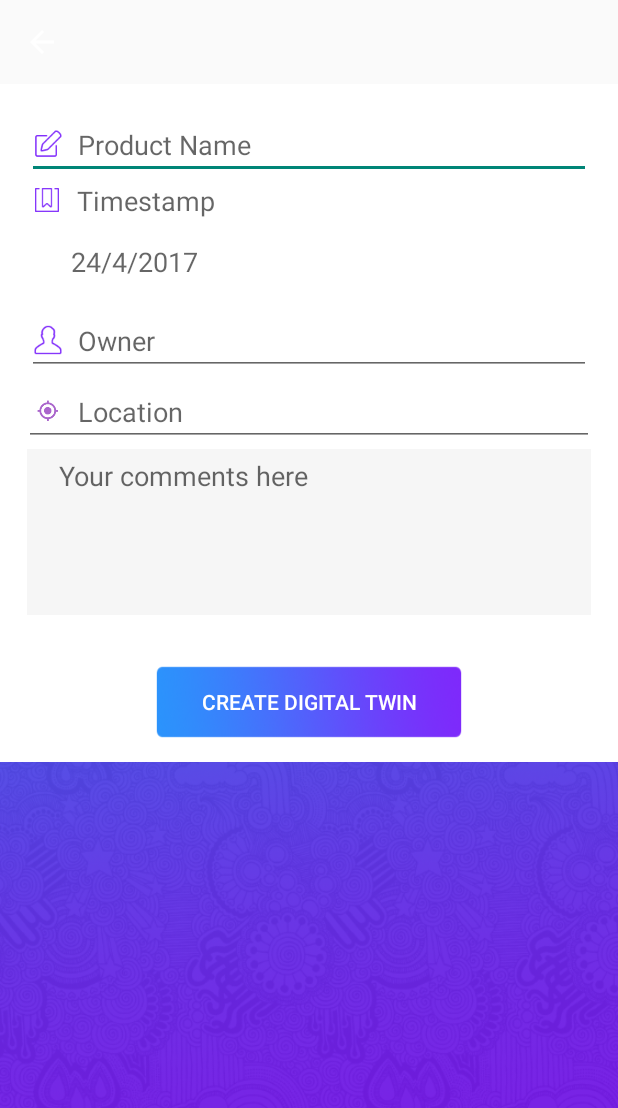
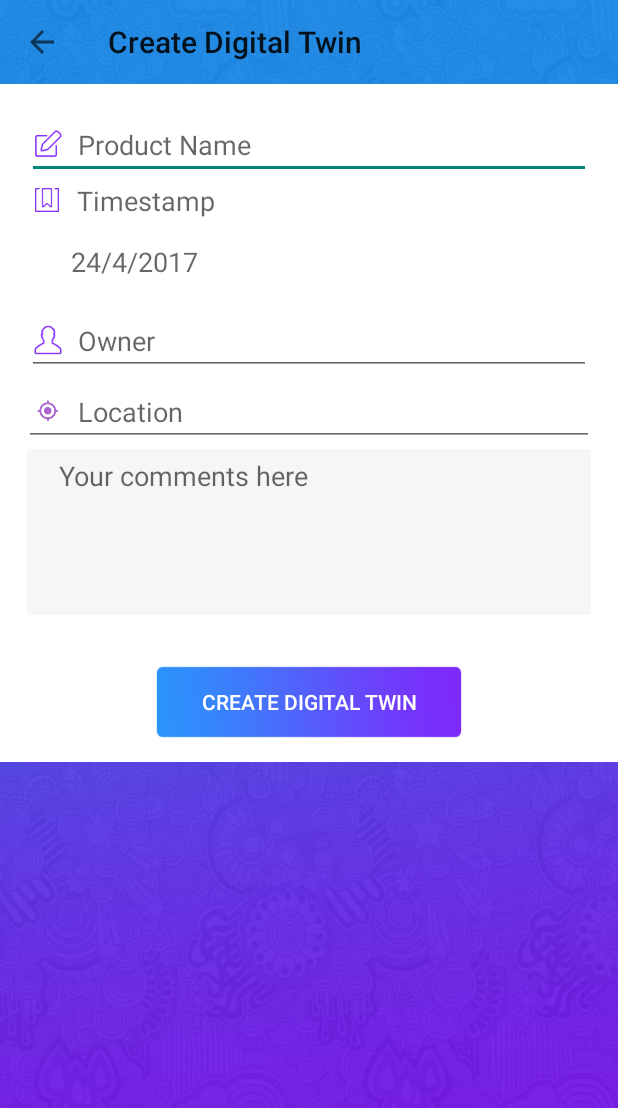
Before and after one commit to Eyliss/TwinOfThings, an Android app: the CreateDigitalTwinActivity screen opened directly, with no data from a screen before it, on a phone screen of 412 x 824 dp. Shown: the top 1108 px of the screen. Run offline under Robolectric (Android 15) with nearby library versions, the light colour scheme and no system bars.

Commit message:
Create custom toolbar design

```diff
--- a/app/build.gradle
+++ b/app/build.gradle
@@ -6,7 +6,7 @@ android {
     buildToolsVersion "25.0.2"
     defaultConfig {
         applicationId "com.twinofthings"
-        minSdkVersion 17
+        minSdkVersion 20
         targetSdkVersion 25
         versionCode 1
         versionName "1.0"
@@ -66,6 +66,8 @@ dependencies {
     compile 'commons-codec:commons-codec:1.10'
     compile 'com.android.support:design:25.3.1'
     compile 'com.android.support:support-v4:25.3.1'
+    compile "com.android.support:support-core-utils:25.3.1"
+
     compile 'com.squareup.retrofit2:retrofit:2.2.0'
     compile 'com.squareup.retrofit2:converter-gson:2.0.0'
     compile 'com.google.android.gms:play-services:10.2.6'
--- a/app/src/main/AndroidManifest.xml
+++ b/app/src/main/AndroidManifest.xml
@@ -26,7 +26,7 @@
             android:description="@string/app_name"
             android:icon="@mipmap/ic_launcher"
             android:logo="@mipmap/ic_launcher"
-            android:theme="@style/AppTheme"
+            android:theme="@style/Theme.AppCompat.Light.NoActionBar"
             tools:replace="android:allowBackup">
         <meta-data
                 android:name="io.fabric.ApiKey"
--- a/app/src/main/java/com/twinofthings/activities/CreateDigitalTwinActivity.java
+++ b/app/src/main/java/com/twinofthings/activities/CreateDigitalTwinActivity.java
@@ -22,6 +22,7 @@ import android.support.v4.app.ActivityCompat;
 import android.support.v4.app.NavUtils;
 import android.support.v4.content.ContextCompat;
 import android.support.v7.app.AppCompatActivity;
+import android.support.v7.widget.Toolbar;
 import android.view.MenuItem;
 import android.view.View;
 import android.view.Window;
@@ -66,6 +67,7 @@ public class CreateDigitalTwinActivity extends AppCompatActivity implements Goog
     private int year;
 
     private GoogleApiClient mGoogleApiClient;
+    private Toolbar mToolbar;
 
     @Override
     protected void onCreate(Bundle savedInstanceState) {
@@ -73,6 +75,9 @@ public class CreateDigitalTwinActivity extends AppCompatActivity implements Goog
         requestWindowFeature(Window.FEATURE_ACTION_BAR_OVERLAY);
 
         setContentView(R.layout.activity_create_digital_twin);
+
+        mToolbar = (Toolbar) findViewById(R.id.toolbar);
+        setSupportActionBar(mToolbar);
         getSupportActionBar().setDisplayHomeAsUpEnabled(true);
 
         publicKey = getIntent().getStringExtra(Constants.INTENT_PUB_KEY);
--- a/app/src/main/java/com/twinofthings/activities/TwinCreatedActivity.java
+++ b/app/src/main/java/com/twinofthings/activities/TwinCreatedActivity.java
@@ -8,6 +8,7 @@ import android.os.Bundle;
 import android.app.Activity;
 import android.support.v4.app.NavUtils;
 import android.support.v7.app.AppCompatActivity;
+import android.support.v7.widget.Toolbar;
 import android.view.MenuItem;
 import android.view.View;
 import android.view.Window;
@@ -20,13 +21,16 @@ public class TwinCreatedActivity extends AppCompatActivity {
 
     private Button mBackButton;
     private Button mScanTag;
+    private Toolbar mToolbar;
 
     @Override
     protected void onCreate(Bundle savedInstanceState) {
         super.onCreate(savedInstanceState);
-        requestWindowFeature(Window.FEATURE_ACTION_BAR_OVERLAY);
 
         setContentView(R.layout.activity_twin_created);
+
+        mToolbar = (Toolbar) findViewById(R.id.toolbar);
+        setSupportActionBar(mToolbar);
         getSupportActionBar().setDisplayHomeAsUpEnabled(true);
 
         mBackButton = (Button)findViewById(R.id.back_to_start);
--- a/app/src/main/res/layout/activity_create_digital_twin.xml
+++ b/app/src/main/res/layout/activity_create_digital_twin.xml
@@ -1,11 +1,23 @@
 <?xml version="1.0" encoding="utf-8"?>
-<ScrollView
+<RelativeLayout
         xmlns:android="http://schemas.android.com/apk/res/android"
         android:layout_width="match_parent"
+        android:layout_height="wrap_content"
+        android:background="@drawable/purple_background"
+        xmlns:app="htatp://schemas.android.com/apk/res-auto">
+    <android.support.v7.widget.Toolbar
+            android:id="@+id/toolbar"
+            android:layout_width="match_parent"
+            android:layout_height="?attr/actionBarSize"
+            android:background="@android:color/transparent"
+            android:elevation="4dp"
+            app:theme="@style/ToolBarStyle"
+            app:popupTheme="@style/ThemeOverlay.AppCompat.Light"/>
+    <ScrollView
+            android:layout_width="match_parent"
             android:layout_height="match_parent"
-        android:background="@drawable/purple_background"
+            android:layout_below="@id/toolbar"
     >
-
         <LinearLayout
                 android:layout_width="match_parent"
                 android:layout_height="wrap_content"
@@ -143,3 +155,4 @@
             </LinearLayout>
         </LinearLayout>
     </ScrollView>
+</RelativeLayout>
--- a/app/src/main/res/values/colors.xml
+++ b/app/src/main/res/values/colors.xml
@@ -1,6 +1,6 @@
 <?xml version="1.0" encoding="utf-8"?>
 <resources>
-    <color name="colorPrimary">#3F51B5</color>
+    <color name="colorPrimary">#ffffff</color>
     <color name="colorPrimaryDark">#303F9F</color>
     <color name="colorAccent">#FF4081</color>
     <color name="very_light_grey">#f6f6f6</color>
--- a/app/src/main/res/values/styles.xml
+++ b/app/src/main/res/values/styles.xml
@@ -2,20 +2,19 @@
 
     <!-- Base application theme. -->
     <style name="AppTheme" parent="@style/Theme.AppCompat.Light.DarkActionBar">
-        <item name="android:actionBarStyle">@style/Widget.ActionBar</item>
-        <item name="actionBarStyle">@style/Widget.ActionBar</item>
+        <item name="colorPrimary">@android:color/white</item>
+        <item name="colorControlActivated">@android:color/white</item>
+        <item name="colorControlHighlight">@android:color/white</item>
     </style>
-    <style name="Widget.ActionBar" parent="@android:style/Widget.Holo.Light.ActionBar">
-        <item name="background">@android:color/transparent</item>
-z        <item name="android:background">@android:color/transparent</item>
-        <item name="android:textColor">@android:color/white</item>
-        <item name="colorControlNormal">@android:color/white</item>
-    </style>
-
-    <style name="Widget.ActionBar.Transparent">
+    <!-- ToolBar -->
+    <style name="ToolBarStyle" parent="Theme.AppCompat">
+        <item name="android:textColorPrimary">@android:color/white</item>
+        <item name="android:textColorSecondary">@android:color/white</item>
         <item name="android:background">@android:color/transparent</item>
-        <item name="android:displayOptions">showHome|showTitle</item>
-
+        <item name="actionMenuTextColor">@android:color/white</item>
+        <item name="android:windowActionBarOverlay">true</item>
+        <!-- Support library compatibility -->
+        <item name="windowActionBarOverlay">true</item>
     </style>
 
 </resources>
```
Also changed, not shown: app/src/main/java/com/twinofthings/activities/ReaderActivity.java (+12 -8 lines), app/src/main/java/com/twinofthings/activities/ScannedTwinActivity.java (+6 -1 lines), app/src/main/java/com/twinofthings/utils/Util.java (added, +20 -0 lines), app/src/main/res/layout/activity_reader.xml (+20 -4 lines), app/src/main/res/layout/activity_scanned_twin.xml (+16 -2 lines), app/src/main/res/layout/activity_twin_created.xml (+9 -4 lines). Lines whose indentation alone changed are shown as unchanged.
